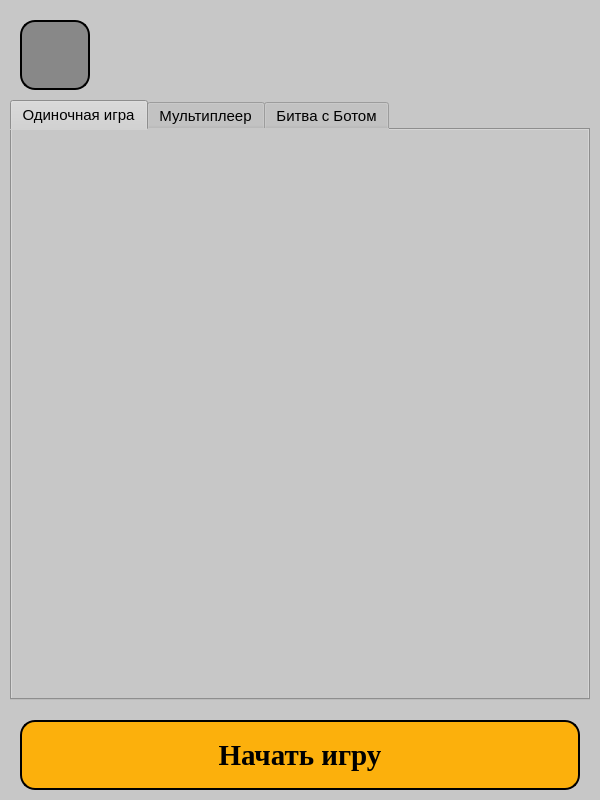
Qt form AllActivities/GameVariates.ui (AmirHai/project_2048) before a commit.
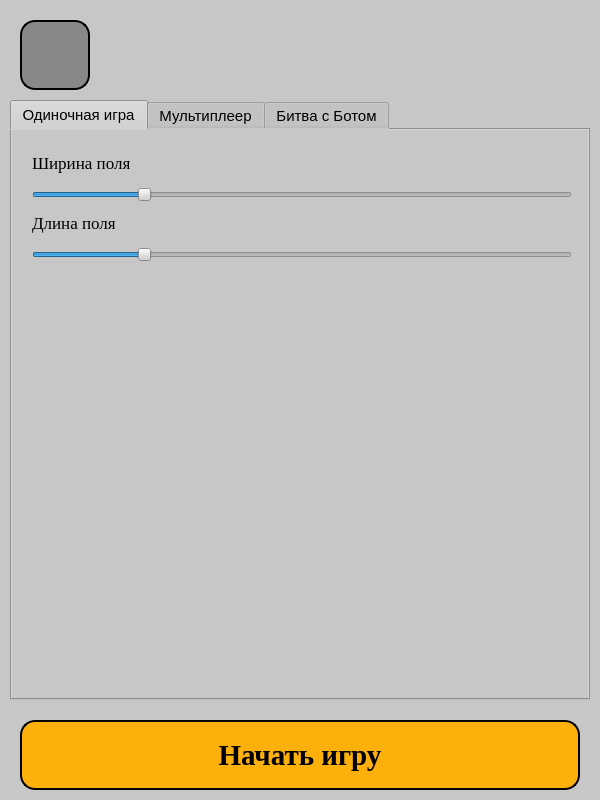
The same form after that commit.

Commit message: добавил изменение главного поля в пропорциях от 3 на 3 до пропорций 8 на 8

What changed in the file:
```diff
--- a/AllActivities/GameVariates.ui
+++ b/AllActivities/GameVariates.ui
@@ -92,6 +92,88 @@
     <attribute name="title">
      <string>Одиночная игра</string>
     </attribute>
+    <widget class="QSlider" name="X_size_of_frame">
+     <property name="geometry">
+      <rect>
+       <x>20</x>
+       <y>50</y>
+       <width>540</width>
+       <height>30</height>
+      </rect>
+     </property>
+     <property name="minimum">
+      <number>3</number>
+     </property>
+     <property name="maximum">
+      <number>8</number>
+     </property>
+     <property name="value">
+      <number>4</number>
+     </property>
+     <property name="orientation">
+      <enum>Qt::Horizontal</enum>
+     </property>
+    </widget>
+    <widget class="QLabel" name="label">
+     <property name="geometry">
+      <rect>
+       <x>20</x>
+       <y>20</y>
+       <width>150</width>
+       <height>25</height>
+      </rect>
+     </property>
+     <property name="font">
+      <font>
+       <family>Times New Roman</family>
+       <pointsize>13</pointsize>
+      </font>
+     </property>
+     <property name="text">
+      <string>Ширина поля</string>
+     </property>
+    </widget>
+    <widget class="QLabel" name="label_2">
+     <property name="geometry">
+      <rect>
+       <x>20</x>
+       <y>80</y>
+       <width>150</width>
+       <height>25</height>
+      </rect>
+     </property>
+     <property name="font">
+      <font>
+       <family>Times New Roman</family>
+       <pointsize>13</pointsize>
+      </font>
+     </property>
+     <property name="text">
+      <string>Длина поля</string>
+     </property>
+    </widget>
+    <widget class="QSlider" name="Y_size_of_frame">
+     <property name="geometry">
+      <rect>
+       <x>20</x>
+       <y>110</y>
+       <width>540</width>
+       <height>30</height>
+      </rect>
+     </property>
+     <property name="minimum">
+      <number>3</number>
+     </property>
+     <property name="maximum">
+      <number>8</number>
+     </property>
+     <property name="value">
+      <number>4</number>
+     </property>
+     <property name="orientation">
+      <enum>Qt::Horizontal</enum>
+     </property>
+    </widget>
    </widget>
    <widget class="QWidget" name="multipleer">
     <attribute name="title">
```
The commit also changes 7 other files.
